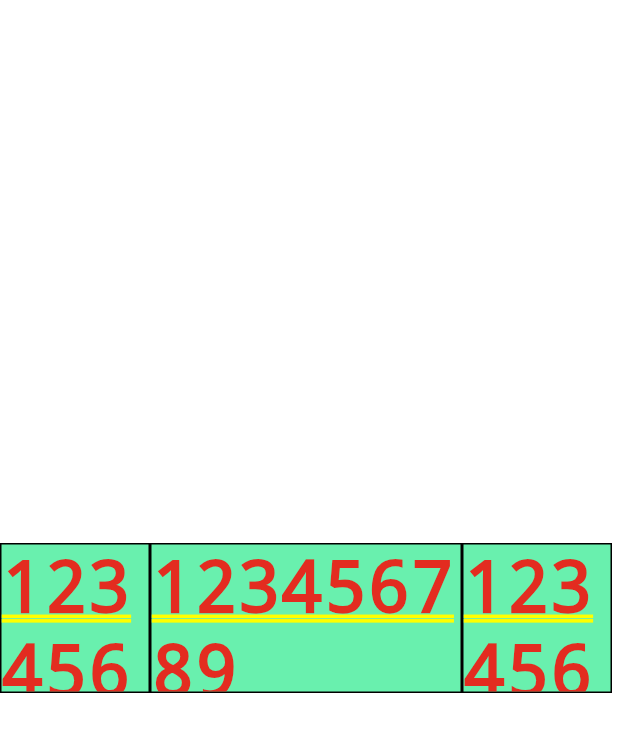
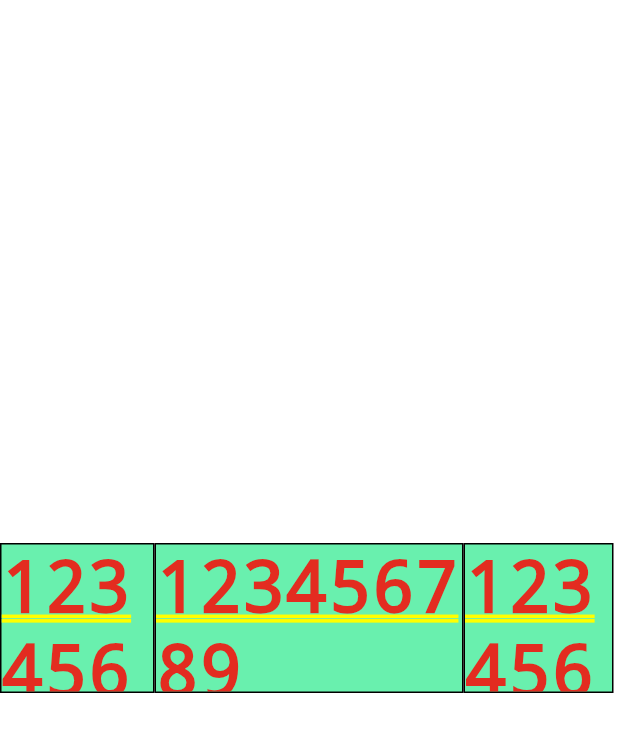
Before and after one commit to pig25/Flutter_Row_Column, a Flutter app: the screen it shows after launch, on a phone screen of 412 x 824 dp. Shown: the top 732 px of the screen. Run offline on Flutter 3.47's test engine with Material 2 defaults, Android fonts, the phone set to English and light mode, and no system bars.

Commit message:
20210220_1

```diff
--- a/lib/main.dart
+++ b/lib/main.dart
@@ -18,7 +18,7 @@ var row = Row(
   // crossAxisAlignment: CrossAxisAlignment.center,
   // mainAxisAlignment: MainAxisAlignment.spaceBetween,
   children: [
-    test,
+    Expanded(child: test),
     Flexible(
       fit: FlexFit.tight,
       flex: 2,
```
